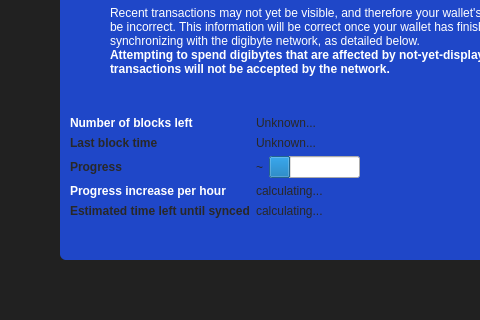
Before: the Qt Designer form src/qt/forms/modaloverlay.ui in digibyte/digibyte, drawn with Qt 5; both pictures show x 0 to 480 and y 84 to 404 of the 640 by 404 pixel window.
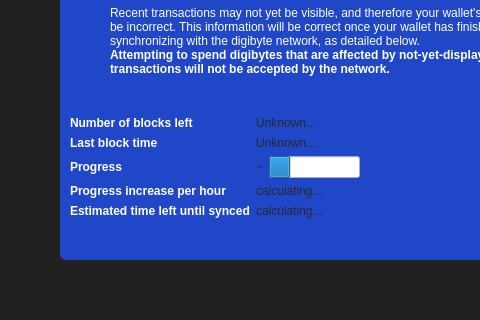
After: the same form once the commit is applied. Icons and pictures are not drawn. Custom widgets are drawn as their Qt base class.

Diff of the .ui file:
```diff
--- a/src/qt/forms/modaloverlay.ui
+++ b/src/qt/forms/modaloverlay.ui
@@ -232,7 +232,7 @@
               </font>
              </property>
              <property name="text">
-              <string>Last block time</string>
+              <string>&lt;html&gt;&lt;head/&gt;&lt;body&gt;&lt;p&gt;&lt;span style=&quot; color:#ffffff;&quot;&gt;Last block time&lt;/span&gt;&lt;/p&gt;&lt;/body&gt;&lt;/html&gt;</string>
              </property>
             </widget>
            </item>
@@ -258,7 +258,7 @@
               </font>
              </property>
              <property name="text">
-              <string>Progress</string>
+              <string>&lt;html&gt;&lt;head/&gt;&lt;body&gt;&lt;p&gt;&lt;span style=&quot; color:#fefefe;&quot;&gt;Progress&lt;/span&gt;&lt;/p&gt;&lt;/body&gt;&lt;/html&gt;</string>
              </property>
             </widget>
            </item>
@@ -312,7 +312,7 @@
               </font>
              </property>
              <property name="text">
-              <string>Estimated time left until synced</string>
+              <string>&lt;html&gt;&lt;head/&gt;&lt;body&gt;&lt;p&gt;&lt;span style=&quot; color:#ffffff;&quot;&gt;Estimated time left until synced&lt;/span&gt;&lt;/p&gt;&lt;/body&gt;&lt;/html&gt;</string>
              </property>
             </widget>
            </item>
```
